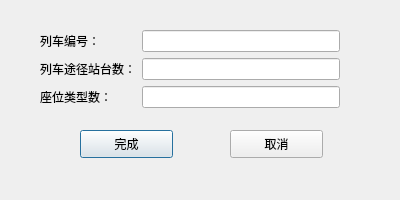
First picture: the form in Ticket/addtrainquerydialog.ui, repository idy002/ticket, before the edit.
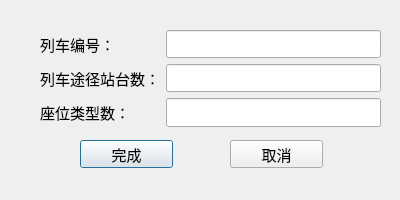
Second picture: the form after the edit.

What changed in the file:
```diff
--- a/Ticket/addtrainquerydialog.ui
+++ b/Ticket/addtrainquerydialog.ui
@@ -29,11 +29,17 @@
    <property name="geometry">
     <rect>
      <x>80</x>
-     <y>130</y>
+     <y>140</y>
      <width>93</width>
      <height>28</height>
     </rect>
    </property>
+   <property name="font">
+    <font>
+     <family>华文楷体</family>
+     <pointsize>11</pointsize>
+    </font>
+   </property>
    <property name="text">
     <string>完成</string>
    </property>
@@ -42,54 +48,105 @@
    <property name="geometry">
     <rect>
      <x>230</x>
-     <y>130</y>
+     <y>140</y>
      <width>93</width>
      <height>28</height>
     </rect>
    </property>
+   <property name="font">
+    <font>
+     <family>华文楷体</family>
+     <pointsize>11</pointsize>
+    </font>
+   </property>
    <property name="text">
     <string>取消</string>
    </property>
   </widget>
-  <widget class="QWidget" name="">
+  <widget class="QWidget" name="layoutWidget">
    <property name="geometry">
     <rect>
      <x>40</x>
      <y>30</y>
-     <width>300</width>
-     <height>79</height>
+     <width>341</width>
+     <height>97</height>
     </rect>
    </property>
+   <property name="font">
+    <font>
+     <family>华文楷体</family>
+     <pointsize>11</pointsize>
+    </font>
+   </property>
    <layout class="QFormLayout" name="formLayout">
     <item row="0" column="0">
      <widget class="QLabel" name="label">
+      <property name="font">
+       <font>
+        <family>华文楷体</family>
+        <pointsize>11</pointsize>
+       </font>
+      </property>
       <property name="text">
        <string>列车编号：</string>
       </property>
      </widget>
     </item>
     <item row="0" column="1">
-     <widget class="QLineEdit" name="idLineEdit"/>
+     <widget class="QLineEdit" name="idLineEdit">
+      <property name="font">
+       <font>
+        <family>华文楷体</family>
+        <pointsize>11</pointsize>
+       </font>
+      </property>
+     </widget>
     </item>
     <item row="1" column="0">
      <widget class="QLabel" name="label_2">
+      <property name="font">
+       <font>
+        <family>华文楷体</family>
+        <pointsize>11</pointsize>
+       </font>
+      </property>
       <property name="text">
        <string>列车途径站台数：</string>
       </property>
      </widget>
     </item>
     <item row="1" column="1">
-     <widget class="QLineEdit" name="stationCntLineEdit"/>
+     <widget class="QLineEdit" name="stationCntLineEdit">
+      <property name="font">
+       <font>
+        <family>华文楷体</family>
+        <pointsize>11</pointsize>
+       </font>
+      </property>
+     </widget>
     </item>
     <item row="2" column="0">
      <widget class="QLabel" name="label_3">
+      <property name="font">
+       <font>
+        <family>华文楷体</family>
+        <pointsize>11</pointsize>
+       </font>
+      </property>
       <property name="text">
        <string>座位类型数：</string>
       </property>
      </widget>
     </item>
     <item row="2" column="1">
-     <widget class="QLineEdit" name="typeCntLineEdit"/>
+     <widget class="QLineEdit" name="typeCntLineEdit">
+      <property name="font">
+       <font>
+        <family>华文楷体</family>
+        <pointsize>11</pointsize>
+       </font>
+      </property>
+     </widget>
     </item>
    </layout>
   </widget>
```
